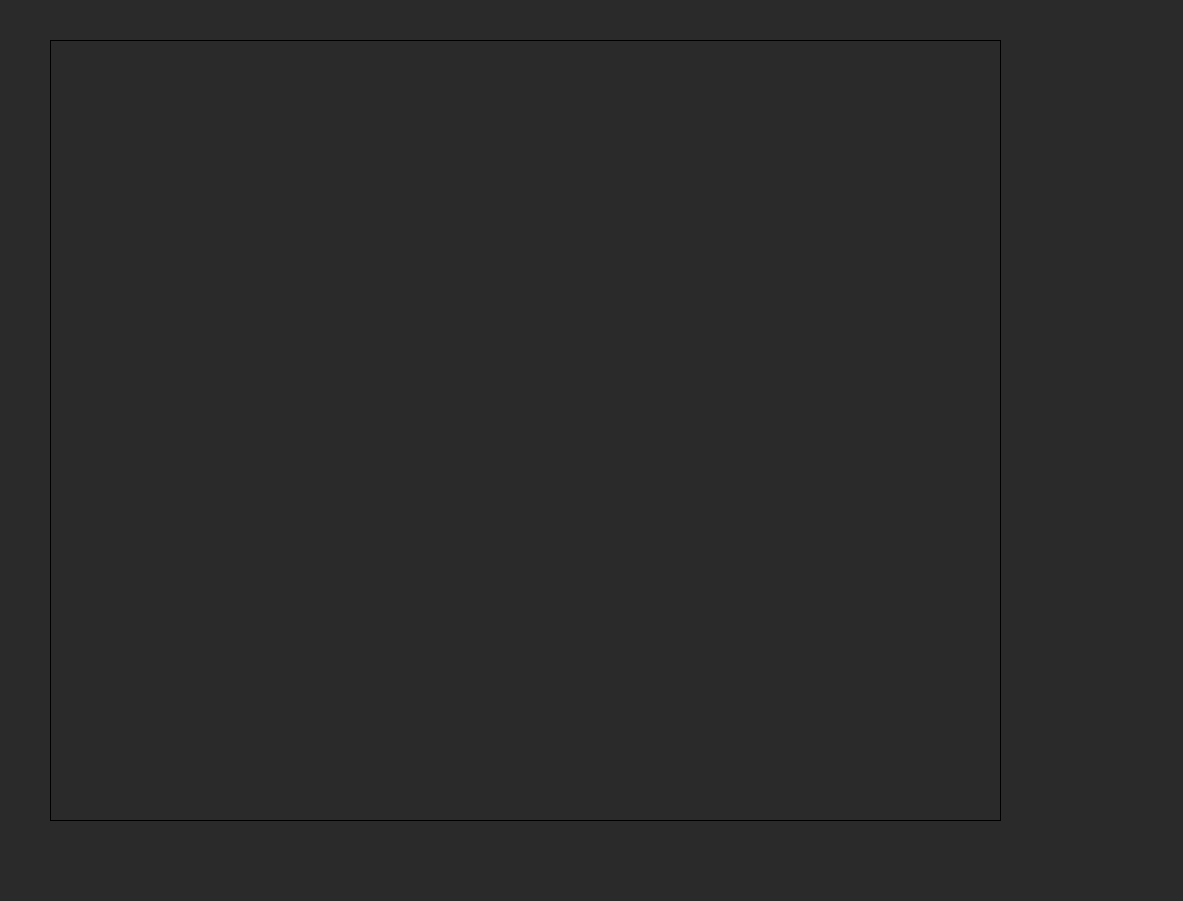
azifan/Qultra, file src/CeusTool3d/advancedRoi.ui: the form before one commit.
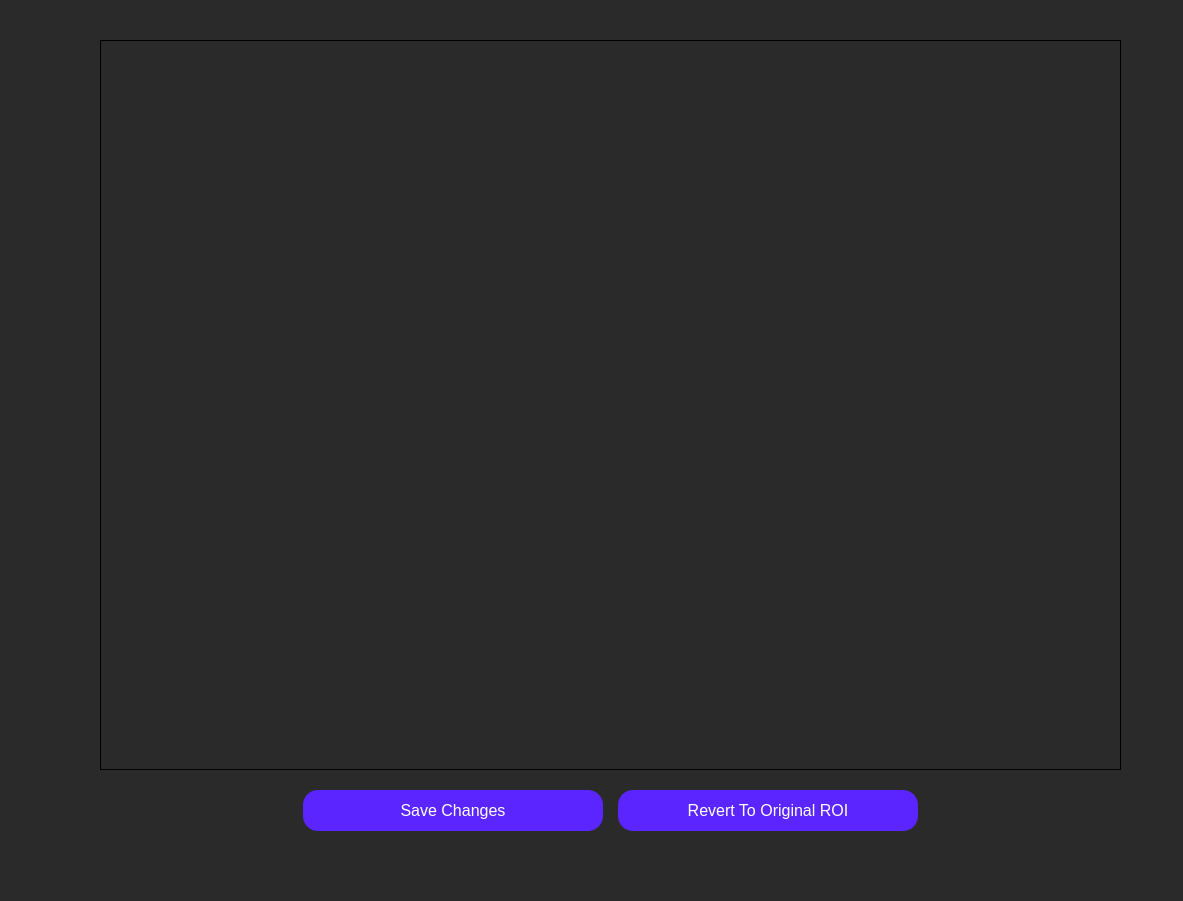
The form after the commit.

```diff
--- a/src/CeusTool3d/advancedRoi.ui
+++ b/src/CeusTool3d/advancedRoi.ui
@@ -24,13 +24,19 @@
   <widget class="QWidget" name="horizontalLayoutWidget">
    <property name="geometry">
     <rect>
-     <x>50</x>
+     <x>100</x>
      <y>40</y>
-     <width>951</width>
-     <height>781</height>
+     <width>1021</width>
+     <height>811</height>
     </rect>
    </property>
-   <layout class="QHBoxLayout" name="fullScreenLayout">
+   <layout class="QVBoxLayout" name="fullScreenLayout">
+    <property name="spacing">
+     <number>20</number>
+    </property>
+    <property name="bottomMargin">
+     <number>20</number>
+    </property>
     <item>
      <widget class="QLabel" name="imFrame">
       <property name="sizePolicy">
@@ -59,6 +65,79 @@
       </property>
      </widget>
     </item>
+    <item>
+     <layout class="QHBoxLayout" name="horizontalLayout">
+      <property name="spacing">
+       <number>15</number>
+      </property>
+      <item alignment="Qt::AlignRight|Qt::AlignVCenter">
+       <widget class="QPushButton" name="saveChangesButton">
+        <property name="sizePolicy">
+         <sizepolicy hsizetype="Minimum" vsizetype="Fixed">
+          <horstretch>0</horstretch>
+          <verstretch>0</verstretch>
+         </sizepolicy>
+        </property>
+        <property name="minimumSize">
+         <size>
+          <width>300</width>
+          <height>41</height>
+         </size>
+        </property>
+        <property name="maximumSize">
+         <size>
+          <width>16777215</width>
+          <height>16777215</height>
+         </size>
+        </property>
+        <property name="styleSheet">
+         <string notr="true">QPushButton {
+	color: white;
+	font-size: 16px;
+	background: rgb(90, 37, 255);
+	border-radius: 15px;
+}</string>
+        </property>
+        <property name="text">
+         <string>Save Changes</string>
+        </property>
+        <property name="checkable">
+         <bool>false</bool>
+        </property>
+       </widget>
+      </item>
+      <item alignment="Qt::AlignLeft|Qt::AlignVCenter">
+       <widget class="QPushButton" name="revertButton">
+        <property name="minimumSize">
+         <size>
+          <width>300</width>
+          <height>41</height>
+         </size>
+        </property>
+        <property name="maximumSize">
+         <size>
+          <width>16777215</width>
+          <height>16777215</height>
+         </size>
+        </property>
+        <property name="styleSheet">
+         <string notr="true">QPushButton {
+	color: white;
+	font-size: 16px;
+	background: rgb(90, 37, 255);
+	border-radius: 15px;
+}</string>
+        </property>
+        <property name="text">
+         <string>Revert To Original ROI</string>
+        </property>
+        <property name="checkable">
+         <bool>false</bool>
+        </property>
+       </widget>
+      </item>
+     </layout>
+    </item>
    </layout>
   </widget>
  </widget>
```
Left out of the diff: 2 changed lines with no effect on the pictures.
